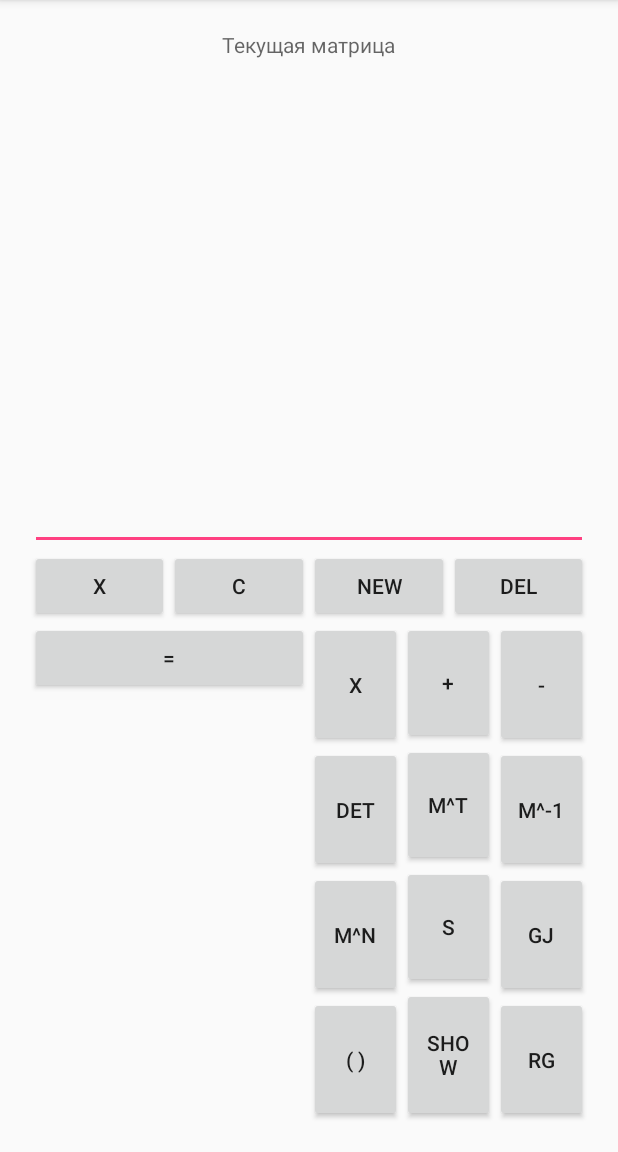
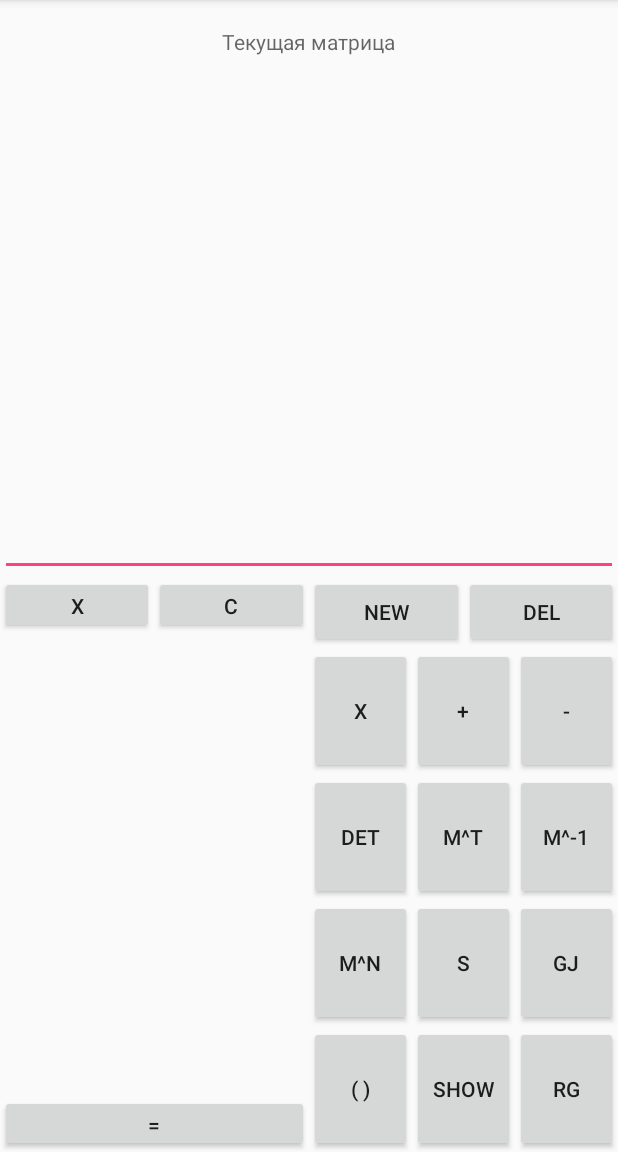
Before and after one commit to Alek-dr/MatrixCalculator, an Android app: the screen it shows after launch (WorkActivity), on a phone screen of 412 x 824 dp, the part 84-1236 px from its top. Run offline under Robolectric (Android 15) with nearby library versions, the phone set to English and light mode, and no system bars.

Commit message:
Fix layouts

```diff
--- a/app/build.gradle
+++ b/app/build.gradle
@@ -20,7 +20,7 @@ android {
 }
 
 dependencies {
-    compile fileTree(dir: 'libs', include: ['*.jar'])
+    compile fileTree(include: ['*.jar'], dir: 'libs')
     androidTestCompile('com.android.support.test.espresso:espresso-core:2.2.2', {
         exclude group: 'com.android.support', module: 'support-annotations'
     })
--- a/app/src/main/java/com/barmin/matrixcalculator/CreateMatrix.java
+++ b/app/src/main/java/com/barmin/matrixcalculator/CreateMatrix.java
@@ -1,20 +1,14 @@
 package com.barmin.matrixcalculator;
 
-import android.content.pm.ActivityInfo;
 import android.support.v7.app.AppCompatActivity;
 import android.os.Bundle;
-import android.text.Editable;
-import android.text.TextWatcher;
 import android.view.View;
 import android.view.WindowManager;
 import android.widget.Button;
 import android.widget.EditText;
-
 import com.barmin.matrixcalculator.matrixLib.Matrix;
-
 import java.beans.PropertyChangeEvent;
 import java.beans.PropertyChangeListener;
-
 import layout.TheMatrix;
 
 public class CreateMatrix extends AppCompatActivity implements PropertyChangeListener {
--- a/app/src/main/java/com/barmin/matrixcalculator/WorkActivity.java
+++ b/app/src/main/java/com/barmin/matrixcalculator/WorkActivity.java
@@ -1,16 +1,13 @@
 package com.barmin.matrixcalculator;
 
-import android.bluetooth.BluetoothGattCallback;
 import android.content.Context;
 import android.content.Intent;
+import android.content.res.Configuration;
 import android.graphics.Paint;
-import android.graphics.Typeface;
 import android.os.Bundle;
 import android.os.Handler;
 import android.os.Message;
-import android.support.annotation.UiThread;
 import android.support.v7.app.AppCompatActivity;
-import android.support.v7.view.menu.ExpandedMenuView;
 import android.text.Editable;
 import android.text.InputType;
 import android.text.Selection;
@@ -25,7 +22,11 @@ import android.view.inputmethod.EditorInfo;
 import android.view.inputmethod.InputMethodManager;
 import android.widget.Button;
 import android.widget.EditText;
+import android.widget.ExpandableListView;
 import android.widget.GridLayout;
+import android.widget.GridView;
+import android.widget.LinearLayout;
+import android.widget.ListView;
 import android.widget.TextView;
 
 import com.barmin.matrixcalculator.matrixLib.Matrix;
@@ -35,9 +36,10 @@ import java.text.DecimalFormat;
 import java.text.NumberFormat;
 import java.util.HashMap;
 import java.util.Map;
-import java.util.concurrent.Exchanger;
 import java.util.regex.Matcher;
 import java.util.regex.Pattern;
+
+import layout.ExpandableHeightGridView;
 
 public class WorkActivity extends AppCompatActivity {
     private EditText workSpace;
@@ -69,7 +71,11 @@ public class WorkActivity extends AppCompatActivity {
 
     protected void onCreate(Bundle savedInstanceState) {
         super.onCreate(savedInstanceState);
-        setContentView(R.layout.activity_work);
+
+        if(getResources().getConfiguration().orientation== Configuration.ORIENTATION_PORTRAIT)
+            setContentView(R.layout.activity_work_port);
+        else setContentView(R.layout.activity_work_land);
+
         stepByStep = false;
         flag = false;
         curMatr = (TextView) findViewById(R.id.current_matrix);
@@ -296,7 +302,7 @@ public class WorkActivity extends AppCompatActivity {
                     case R.id.del_matrix: {
                         if (currentMatrix != null) {
                             Storage.delete(currentMatrix);
-                            GridLayout grid = (GridLayout) findViewById(R.id.grid_matrix);
+                            LinearLayout grid = (LinearLayout) findViewById(R.id.grid_matrix);
                             Button matrix = (Button) findViewById(currID);
                             grid.removeView(matrix);
                             curMatr.setText("");
@@ -509,10 +515,11 @@ public class WorkActivity extends AppCompatActivity {
     private void viewMatrix() {
         int row = Storage.matrixCollection.size() / 3;
         if (row == 0) row = 1;
-        GridLayout grid = (GridLayout) findViewById(R.id.grid_matrix);
+        LinearLayout grid = (LinearLayout) findViewById(R.id.grid_matrix);
+        //grid.setExpanded(true);
         grid.removeAllViews();
-        grid.setRowCount(row);
-        grid.setColumnCount(2);
+        //grid.setRowCount(3);
+        //grid.setColumnCount(2);
         int i = 0;
         for (Matrix M : Storage.matrixCollection) {
             Button mname = new Button(grid.getContext());
--- a/app/src/main/res/layout/activity_work.xml
+++ b/app/src/main/res/layout/activity_work_port.xml
@@ -1,7 +1,7 @@
 <?xml version="1.0" encoding="utf-8"?>
 <LinearLayout xmlns:android="http://schemas.android.com/apk/res/android"
     xmlns:tools="http://schemas.android.com/tools"
-    android:id="@+id/activity_work"
+    android:id="@+id/activity_work_port"
     android:layout_width="match_parent"
     android:layout_height="match_parent"
     android:orientation="vertical"
@@ -9,9 +9,18 @@
     android:paddingLeft="@dimen/activity_horizontal_margin"
     android:paddingRight="@dimen/activity_horizontal_margin"
     android:paddingTop="@dimen/activity_vertical_margin"
-    tools:context=".WorkActivity">
+    android:weightSum="4"
+    tools:context=".WorkActivity"
+    android:baselineAligned="false">
 
+    <LinearLayout
+        android:layout_weight="2"
+        android:weightSum="10"
+        android:orientation="vertical"
+        android:layout_width="match_parent"
+        android:layout_height="match_parent">
         <TextView
+            android:layout_weight="1"
             android:hint="Текущая матрица"
             android:id="@+id/current_matrix"
             android:gravity="center"
@@ -19,79 +28,85 @@
             android:layout_width="wrap_content"
             android:layout_height="wrap_content" />
 
-
         <EditText
+            android:layout_weight="9"
             android:id="@+id/work_field"
             android:textSize="15sp"
             android:typeface="monospace"
             android:ellipsize="end"
-            android:maxHeight="150dp"
             android:layout_width="match_parent"
-            android:layout_height="wrap_content"
-            android:layout_weight="1"
+            android:layout_height="0dp"
+            android:scrollbarAlwaysDrawVerticalTrack="true"
             android:text="" />
+    </LinearLayout>
 
     <LinearLayout
         android:id="@+id/main_container"
-        android:layout_weight="1"
+        android:layout_weight="2"
+        android:gravity="bottom"
         android:orientation="horizontal"
-        android:layout_height="wrap_content"
+        android:layout_height="match_parent"
         android:layout_width="match_parent">
-
         <LinearLayout
             android:layout_weight="1"
+            android:weightSum="10"
             android:layout_width="match_parent"
-            android:layout_height="wrap_content"
+            android:layout_height="match_parent"
             android:orientation="vertical">
-
             <LinearLayout
+                android:layout_weight="1"
                 android:layout_width="match_parent"
-                android:layout_height="match_parent">
-
+                android:layout_height="wrap_content">
                 <Button
                     android:layout_weight="1"
                     android:id="@+id/backspace"
                     android:text="x"
                     android:layout_width="wrap_content"
-                    android:layout_height="wrap_content" />
-
+                    android:layout_height="match_parent" />
                 <Button
                     android:layout_weight="1"
                     android:id="@+id/C"
                     android:text="C"
                     android:layout_width="wrap_content"
                     android:layout_height="wrap_content" />
-
             </LinearLayout>
 
             <ScrollView
+                android:layout_weight="8"
+                android:fillViewport="true"
+                android:layout_height="match_parent"
+                android:layout_width="match_parent">
+            <LinearLayout
+                android:isScrollContainer="false"
+                android:id="@+id/grid_matrix"
                 android:layout_width="match_parent"
-                android:layout_height="wrap_content">
-                <GridLayout
-                    android:id="@+id/grid_matrix"
+                android:layout_height="0dp"
+                android:orientation="vertical"/>
+                <!--<GridLayout-->
+                    <!--android:layout_weight="1"-->
+                    <!--android:id="@+id/grid_matrix"-->
+                    <!--android:scrollbarAlwaysDrawVerticalTrack="true"-->
+                    <!--android:layout_width="match_parent"-->
+                    <!--android:layout_height="wrap_content"/>-->
+            </ScrollView>
+
+                <Button
+                    android:layout_weight="1"
+                    android:id="@+id/equal"
                     android:layout_width="match_parent"
-                    android:layout_height="match_parent">
-                </GridLayout>
-            </ScrollView>
-            <Button
-                android:text="="
-                android:id="@+id/equal"
-                android:layout_gravity="bottom"
-                android:layout_width="match_parent"
-                android:layout_height="wrap_content" />
+                    android:layout_height="wrap_content"
+                    android:layout_gravity="bottom"
+                    android:text="=" />
         </LinearLayout>
-
         <LinearLayout
             android:layout_weight="1"
             android:orientation="vertical"
             android:layout_width="match_parent"
             android:layout_height="match_parent">
-
             <LinearLayout
                 android:orientation="horizontal"
                 android:layout_width="match_parent"
                 android:layout_height="wrap_content">
-
                 <Button
                     android:id="@+id/new_matrix"
                     android:text="New"
@@ -113,41 +128,35 @@
                 android:layout_weight="1"
                 android:layout_width="match_parent"
                 android:layout_height="match_parent">
-
                 <LinearLayout
                     android:layout_weight="1"
                     android:orientation="vertical"
                     android:layout_width="match_parent"
                     android:layout_height="match_parent">
-
                     <Button
                         android:layout_weight="1"
                         android:id="@+id/mult"
                         android:text="x"
                         android:layout_width="match_parent"
                         android:layout_height="wrap_content" />
-
                     <Button
                         android:layout_weight="1"
                         android:id="@+id/det"
                         android:text="det"
                         android:layout_width="wrap_content"
                         android:layout_height="wrap_content" />
-
                     <Button
                         android:layout_weight="1"
                         android:id="@+id/power"
                         android:text="M^n"
                         android:layout_width="wrap_content"
                         android:layout_height="wrap_content" />
-
                     <Button
                         android:layout_weight="1"
                         android:id="@+id/brack"
                         android:text="( )"
                         android:layout_width="wrap_content"
                         android:layout_height="wrap_content" />
-
                 </LinearLayout>
 
                 <LinearLayout
@@ -155,35 +164,30 @@
                     android:layout_weight="1"
                     android:layout_width="match_parent"
                     android:layout_height="match_parent">
-
                     <Button
                         android:layout_weight="1"
                         android:id="@+id/plus"
                         android:text="+"
                         android:layout_width="match_parent"
                         android:layout_height="wrap_content" />
-
                     <Button
                         android:layout_weight="1"
                         android:id="@+id/transpose"
                         android:text="M^t"
                         android:layout_width="match_parent"
                         android:layout_height="wrap_content" />
-
                     <Button
                         android:layout_weight="1"
                         android:id="@+id/step"
                         android:text="S"
                         android:layout_width="match_parent"
                         android:layout_height="wrap_content" />
-
                     <Button
                         android:layout_weight="1"
                         android:id="@+id/show"
                         android:text="Show"
                         android:layout_width="wrap_content"
                         android:layout_height="wrap_content" />
-
                 </LinearLayout>
 
                 <LinearLayout
@@ -191,40 +195,34 @@
                     android:layout_weight="1"
                     android:layout_width="match_parent"
                     android:layout_height="match_parent">
-
                     <Button
                         android:layout_weight="1"
                         android:id="@+id/sub"
                         android:text="-"
                         android:layout_width="match_parent"
                         android:layout_height="wrap_content" />
-
                     <Button
                         android:layout_weight="1"
                         android:id="@+id/invert"
                         android:text="M^-1"
                         android:layout_width="match_parent"
                         android:layout_height="wrap_content" />
-
                     <Button
                         android:layout_weight="1"
                         android:id="@+id/jordan"
                         android:text="GJ"
                         android:layout_width="match_parent"
                         android:layout_height="wrap_content" />
-
                     <Button
                         android:layout_weight="1"
                         android:id="@+id/rang"
                         android:text="Rg"
                         android:layout_width="match_parent"
                         android:layout_height="wrap_content" />
+                </LinearLayout>
+            </LinearLayout>
 
-                </LinearLayout>
-
-            </LinearLayout>
         </LinearLayout>
-
     </LinearLayout>
 
 </LinearLayout>
--- a/app/src/main/res/values/strings.xml
+++ b/app/src/main/res/values/strings.xml
@@ -1,7 +1,7 @@
 <resources>
     <string name="app_name">MatrixCalculator</string>
-    <dimen name="activity_vertical_margin">20dp</dimen>
-    <dimen name="activity_horizontal_margin">20dp</dimen>
+    <dimen name="activity_vertical_margin">0dp</dimen>
+    <dimen name="activity_horizontal_margin">0dp</dimen>
 
     <!-- TODO: Remove or change this placeholder text -->
     <string name="hello_blank_fragment">Hello blank fragment</string>
```
Also changed, not shown: app/src/main/java/layout/ExpandableHeightGridView.java (added, +83 -0 lines), app/src/main/java/layout/TheMatrix.java (+0 -10 lines), app/src/main/res/layout/activity_work_land.xml (added, +230 -0 lines).
